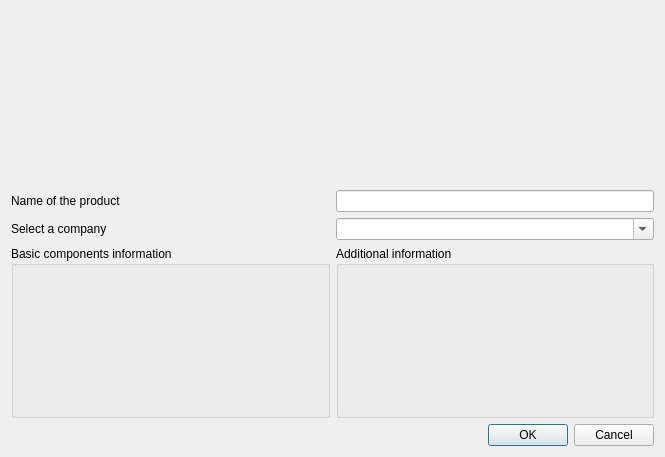
This is caloriestracker/ui/frmProductsAdd.ui in turulomio/caloriestracker as Qt 5 draws it before an edit. The edited form follows.
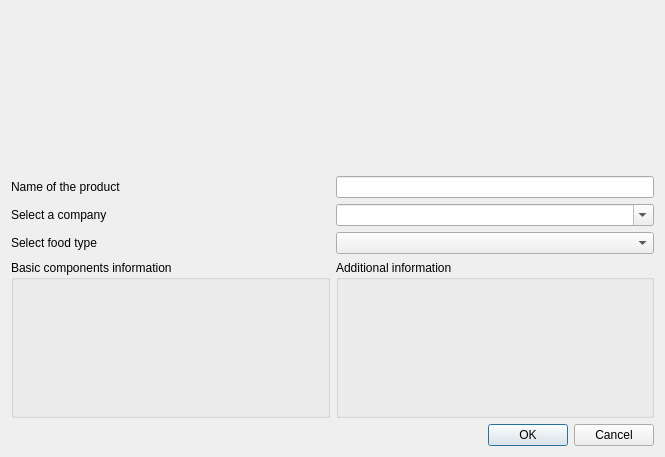
This is the edited form. Icons and pictures are not drawn. Custom widgets are drawn as their Qt base class.

Commit message: Added food types

```diff
--- a/caloriestracker/ui/frmProductsAdd.ui
+++ b/caloriestracker/ui/frmProductsAdd.ui
@@ -88,6 +88,24 @@
        </item>
       </layout>
      </item>
+     <item>
+      <layout class="QHBoxLayout" name="horizontalLayout_4">
+       <item>
+        <widget class="QLabel" name="label_3">
+         <property name="text">
+          <string>Select food type</string>
+         </property>
+        </widget>
+       </item>
+       <item>
+        <widget class="QComboBox" name="cmbFoodtypes">
+         <property name="sizeAdjustPolicy">
+          <enum>QComboBox::AdjustToContents</enum>
+         </property>
+        </widget>
+       </item>
+      </layout>
+     </item>
      <item>
       <layout class="QHBoxLayout" name="horizontalLayout_15">
        <item>
```
The commit also changes 7 other files.
